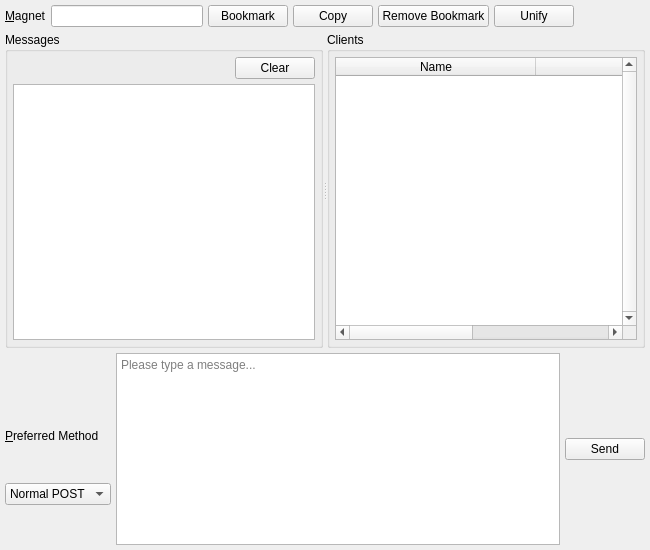
The window that branches/trunk/UI/spot-on-buzzpage.ui (textbrowser/spot-on) describes before a commit, drawn with Qt 5.
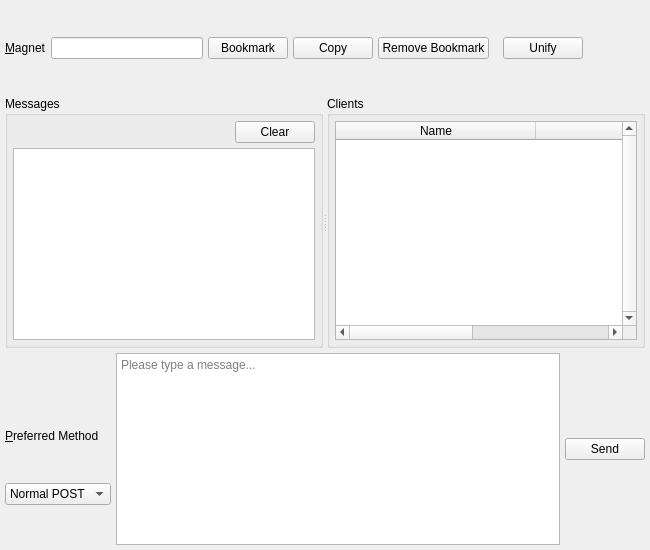
The same window after the commit. Custom widgets are drawn as their Qt base class.

Commit message: Layout was incorrect.

```diff
--- a/branches/trunk/UI/spot-on-buzzpage.ui
+++ b/branches/trunk/UI/spot-on-buzzpage.ui
@@ -74,28 +74,7 @@
      </item>
      <item>
       <widget class="QFrame" name="frame">
-       <property name="sizePolicy">
-        <sizepolicy hsizetype="Preferred" vsizetype="Fixed">
-         <horstretch>0</horstretch>
-         <verstretch>0</verstretch>
-        </sizepolicy>
-       </property>
        <layout class="QHBoxLayout" name="horizontalLayout_2">
-        <property name="spacing">
-         <number>0</number>
-        </property>
-        <property name="leftMargin">
-         <number>0</number>
-        </property>
-        <property name="topMargin">
-         <number>0</number>
-        </property>
-        <property name="rightMargin">
-         <number>0</number>
-        </property>
-        <property name="bottomMargin">
-         <number>0</number>
-        </property>
         <item>
          <widget class="QPushButton" name="unify">
           <property name="toolTip">
```
